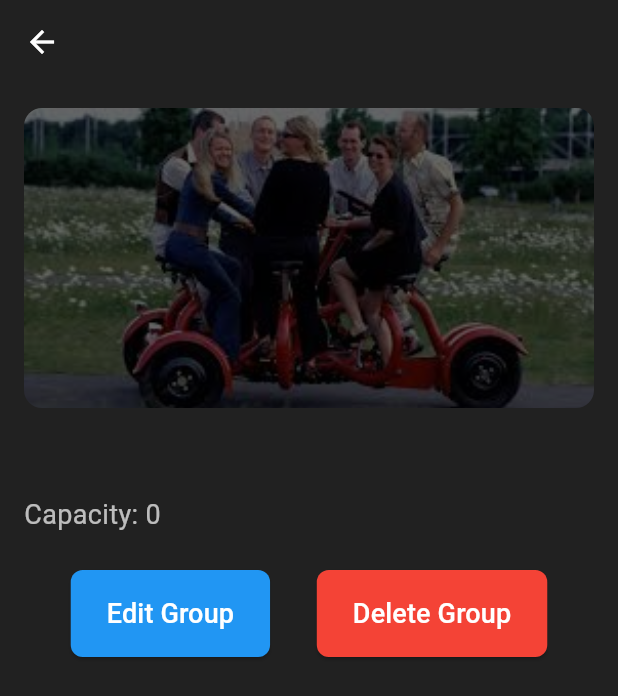
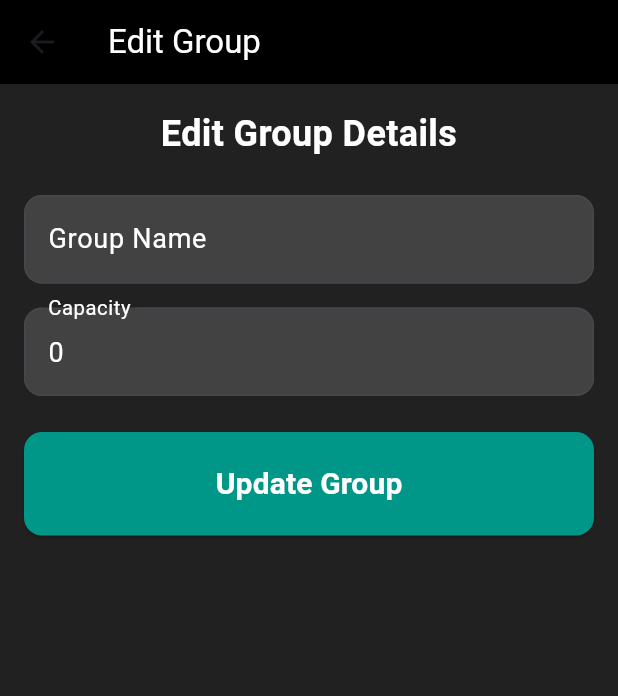
Before and after one commit to KuMEET/KuMeet-Senior-Project, a Flutter app: the GroupDetailsPage2 screen opened directly with empty values, after a tap on "Edit Group", on a phone screen of 412 x 824 dp. Shown: the top 696 px of the screen. Run offline on Flutter 3.47's test engine with Material 3 defaults, Android fonts, the phone set to English and light mode, and no system bars; our stand-ins replace geolocator, google_maps_flutter, latlong2, permission_handler, shared_preferences; accounts and stored records are empty; network calls fail.

Commit message:
crud done

```diff
--- /dev/null
+++ b/kumeet/lib/edit_groupPage.dart
@@ -0,0 +1,158 @@
+import 'package:flutter/material.dart';
+import 'group.dart';
+
+class EditGroupPage extends StatefulWidget {
+  final Group group;
+  final Function(Group updatedGroup) onGroupUpdated;
+
+  const EditGroupPage({
+    Key? key,
+    required this.group,
+    required this.onGroupUpdated,
+  }) : super(key: key);
+
+  @override
+  _EditGroupPageState createState() => _EditGroupPageState();
+}
+
+class _EditGroupPageState extends State<EditGroupPage> {
+  final _formKey = GlobalKey<FormState>();
+  late TextEditingController _nameController;
+  late TextEditingController _capacityController;
+  bool _isLoading = false;
+
+  @override
+  void initState() {
+    super.initState();
+    _nameController = TextEditingController(text: widget.group.name);
+    _capacityController = TextEditingController(
+        text: widget.group.capacity.toString());
+  }
+
+  Future<void> _updateGroup() async {
+    if (_formKey.currentState!.validate()) {
+      setState(() {
+        _isLoading = true;
+      });
+
+      final updatedGroup = Group(
+        id: widget.group.id,
+        name: _nameController.text,
+        capacity: int.parse(_capacityController.text),
+      );
+
+      // Notify parent widget with the updated group
+      widget.onGroupUpdated(updatedGroup);
+
+      ScaffoldMessenger.of(context).showSnackBar(
+        const SnackBar(content: Text('Group updated successfully!')),
+      );
+
+      Navigator.pop(context); // Go back to the previous page
+    }
+  }
+
+  @override
+  Widget build(BuildContext context) {
+    return Scaffold(
+      appBar: AppBar(
+        title: const Text('Edit Group', style: TextStyle(color: Colors.white)),
+        backgroundColor: Colors.black,
+      ),
+      backgroundColor: Colors.grey[900],
+      body: Padding(
+        padding: const EdgeInsets.all(16.0),
+        child: Form(
+          key: _formKey,
+          child: Column(
+            crossAxisAlignment: CrossAxisAlignment.stretch,
+            children: [
+              const Text(
+                'Edit Group Details',
+                style: TextStyle(
+                  fontSize: 24,
+                  fontWeight: FontWeight.bold,
+                  color: Colors.white,
+                ),
+                textAlign: TextAlign.center,
+              ),
+              const SizedBox(height: 24),
+              TextFormField(
+                controller: _nameController,
+                decoration: InputDecoration(
+                  labelText: 'Group Name',
+                  labelStyle: const TextStyle(
+                    color: Colors.white,
+                    fontSize: 18,
+                  ),
+                  filled: true,
+                  fillColor: Colors.grey[800],
+                  border: OutlineInputBorder(
+                    borderRadius: BorderRadius.circular(12),
+                  ),
+                ),
+                style: const TextStyle(color: Colors.white, fontSize: 18),
+                validator: (value) {
+                  if (value == null || value.isEmpty) {
+                    return 'Please enter the group name';
+                  }
+                  return null;
+                },
+              ),
+              const SizedBox(height: 16),
+              TextFormField(
+                controller: _capacityController,
+                decoration: InputDecoration(
+                  labelText: 'Capacity',
+                  labelStyle: const TextStyle(
+                    color: Colors.white,
+                    fontSize: 18,
+                  ),
+                  filled: true,
+                  fillColor: Colors.grey[800],
+                  border: OutlineInputBorder(
+                    borderRadius: BorderRadius.circular(12),
+                  ),
+                ),
+                style: const TextStyle(color: Colors.white, fontSize: 18),
+                keyboardType: TextInputType.number,
+                validator: (value) {
+                  if (value == null || value.isEmpty) {
+                    return 'Please enter the capacity';
+                  }
+                  if (int.tryParse(value) == null) {
+                    return 'Please enter a valid number';
+                  }
+                  return null;
+                },
+              ),
+              const SizedBox(height: 24),
+              ElevatedButton(
+                onPressed: _isLoading ? null : _updateGroup,
+                style: ElevatedButton.styleFrom(
+                  backgroundColor: Colors.teal,
+                  padding: const EdgeInsets.symmetric(vertical: 20),
+                  shape: RoundedRectangleBorder(
+                    borderRadius: BorderRadius.circular(12),
+                  ),
+                ),
+                child: _isLoading
+                    ? const CircularProgressIndicator(
+                        valueColor: AlwaysStoppedAnimation<Color>(Colors.white),
+                      )
+                    : const Text(
+                        'Update Group',
+                        style: TextStyle(
+                          fontSize: 20,
+                          fontWeight: FontWeight.bold,
+                          color: Colors.white,
+                        ),
+                      ),
+              ),
+            ],
+          ),
+        ),
+      ),
+    );
+  }
+}
--- a/kumeet/lib/eventDetail_page.dart
+++ b/kumeet/lib/eventDetail_page.dart
@@ -90,7 +90,7 @@ class _EventDetailPageState extends State<EventDetailPage> {
               width: double.infinity,
               decoration: BoxDecoration(
                 image: DecorationImage(
-                  image: AssetImage(widget.event.imagePath),
+                  image: AssetImage(widget.event.imagePath!),
                   fit: BoxFit.cover,
                   colorFilter: ColorFilter.mode(
                     Colors.black.withOpacity(0.6),
--- a/kumeet/lib/eventcard.dart
+++ b/kumeet/lib/eventcard.dart
@@ -28,7 +28,7 @@ class EventCard extends StatelessWidget {
           children: [
             // Event Image
             Image.asset(
-              event.imagePath,
+              event.imagePath!,
               width: double.infinity,
               height: 200,
               fit: BoxFit.cover,
--- a/kumeet/lib/group.dart
+++ b/kumeet/lib/group.dart
@@ -1,9 +1,9 @@
 class Group {
   final String? id;
   final String? imagePath;
-  final String name;
+  String name;
   //final String description;
-  final int capacity;
+  int capacity;
   final int? memberCount;
 
   Group({
--- a/kumeet/lib/group_details_page2.dart
+++ b/kumeet/lib/group_details_page2.dart
@@ -1,4 +1,5 @@
 import 'package:flutter/material.dart';
+import 'package:kumeet/edit_groupPage.dart';
 import 'package:kumeet/group_service.dart';
 import 'group.dart';
 import 'package:kumeet/login_page.dart';
@@ -24,10 +25,40 @@ class _GroupDetailsPage2State extends State<GroupDetailsPage2> {
   String? userName = GlobalState().userName;
   final GroupService groupService = GroupService();
 
-  void _editGroup() {
-    // Navigate to the edit group page
-    // After editing, call widget.onGroupUpdated();
-  }
+void _editGroup() {
+  Navigator.push(
+    context,
+    MaterialPageRoute(
+      builder: (context) => EditGroupPage(
+        group: widget.group,
+        onGroupUpdated: (updatedGroup) async {
+          setState(() {
+            widget.group.name = updatedGroup.name;
+            widget.group.capacity = updatedGroup.capacity;
+          });
+
+          // Call the update service
+          final success = await groupService.updateGroup(updatedGroup, widget.group.id);
+          if (success) {
+            widget.onGroupUpdated();
+            ScaffoldMessenger.of(context).showSnackBar(
+              SnackBar(
+                content: Text(
+                  'Group "${updatedGroup.name}" updated successfully!',
+                ),
+              ),
+            );
+          } else {
+            ScaffoldMessenger.of(context).showSnackBar(
+              const SnackBar(content: Text('Failed to update group.')),
+            );
+          }
+        },
+      ),
+    ),
+  );
+}
+
 
   Future<void> _deleteGroup() async {
     final confirm = await showDialog<bool>(
@@ -53,7 +84,7 @@ class _GroupDetailsPage2State extends State<GroupDetailsPage2> {
         _isProcessing = true;
       });
       try{
-      final success = await groupService.deleteGroup(widget.group.id!);
+      final success = await groupService.deleteGroup(widget.group);
 
       if (success) {
          widget.onGroupDeleted();
--- a/kumeet/lib/group_service.dart
+++ b/kumeet/lib/group_service.dart
@@ -113,7 +113,7 @@ class GroupService {
       return [];
     }
   }
-  Future<bool> deleteGroup(String id) async {
+  Future<bool> deleteGroup(Group group) async {
     final url = Uri.parse('$baseUrl/delete-group');
     try {
       final response = await http.delete(
@@ -121,10 +121,10 @@ class GroupService {
         headers: {
           'Content-Type': 'application/json',
         },
-        body: jsonEncode(id),
+        body: jsonEncode(group.toJson2()),
       );
 
-      if (response.statusCode == 201) {
+      if (response.statusCode == 201 || response.statusCode == 200) {
         print('Group deleted successfully!');
         return true;
       } else {
@@ -136,4 +136,27 @@ class GroupService {
       return false;
     }
   }
+    Future<bool> updateGroup(Group group, String? groupId) async {
+    final url = Uri.parse('$baseUrl/update-group/${groupId}');
+    try {
+      final response = await http.post(
+        url,
+        headers: {
+          'Content-Type': 'application/json',
+        },
+        body: jsonEncode(group.toJson2()),
+      );
+
+      if (response.statusCode == 201 || response.statusCode == 200) {
+        print('Group updated successfully!');
+        return true;
+      } else {
+        print('Failed to updated group: ${response.body}');
+        return false;
+      }
+    } catch (e) {
+      print('Error updated group: $e');
+      return false;
+    }
+  }
 }
--- a/kumeet/lib/map_view.dart
+++ b/kumeet/lib/map_view.dart
@@ -251,7 +251,7 @@ void _showPermissionDeniedDialog() {
                             ClipRRect(
                               borderRadius: BorderRadius.circular(16),
                               child: Image.asset(
-                                event.imagePath,
+                                event.imagePath!,
                                 width: 100, // Square image size
                                 height: 100,
                                 fit: BoxFit.cover,
```
Also changed, not shown: kumeet/lib/edit_eventPage.dart (added, +247 -0 lines), kumeet/lib/event.dart (+11 -11 lines), kumeet/lib/eventDetail_page2.dart (+42 -4 lines), kumeet/lib/event_service.dart (+23 -0 lines).
